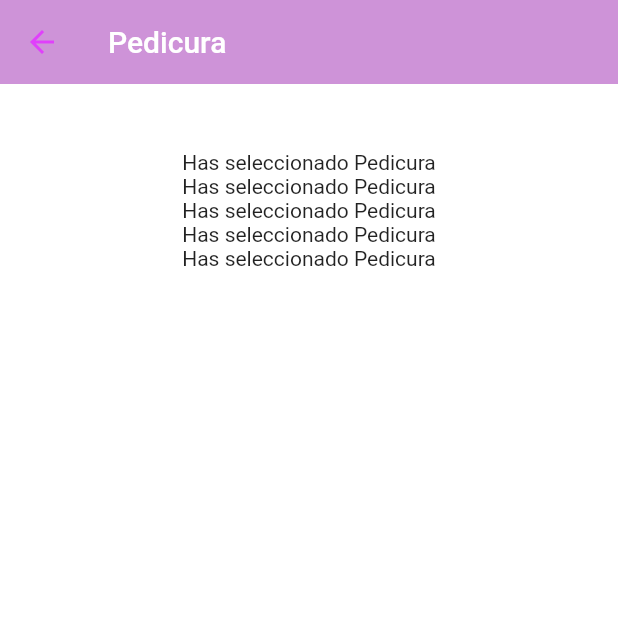
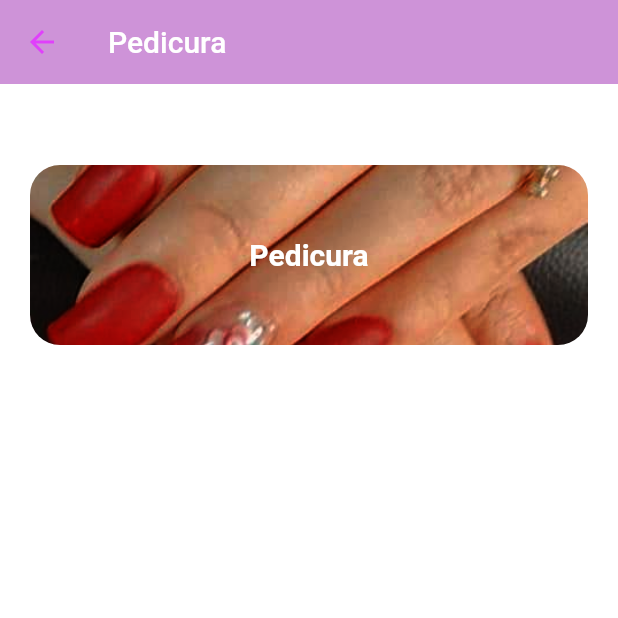
Before and after one commit to ronix1020/marsey_nails, a Flutter app: the InicioPage screen opened directly, after a tap on "Pedicura", on a phone screen of 412 x 824 dp, the top half of it. Run offline on Flutter 3.47's test engine with Material 2 defaults, Android fonts, the phone set to English and light mode, and no system bars.

Commit message:
Widget para generar tarjetas

```diff
--- a/lib/pages/categoria_page.dart
+++ b/lib/pages/categoria_page.dart
@@ -1,10 +1,14 @@
 import 'package:flutter/material.dart';
 import 'package:flutter/rendering.dart';
+import 'package:marsey_nails/widgets/card_generator_widget.dart';
 
 class CategoriaPage extends StatelessWidget {
   final String categoria;
 
   CategoriaPage(this.categoria);
+
+  //TO DO: debe hacerse una funcion para poder seleccionar la categoria de fotos
+  //Una
 
   @override
   Widget build(BuildContext context) {
@@ -17,11 +21,7 @@ class CategoriaPage extends StatelessWidget {
             child: Column(
               children: [
                 Container(height: 100.0,),
-                Text('Has seleccionado $categoria'),
-                Text('Has seleccionado $categoria'),
-                Text('Has seleccionado $categoria'),
-                Text('Has seleccionado $categoria'),
-                Text('Has seleccionado $categoria'),
+                WidgetCard(imagen: 'acrilicas', texto: categoria ,colorText: Colors.white,)
               ],
             ),
           ),
--- /dev/null
+++ b/lib/widgets/card_generator_widget.dart
@@ -0,0 +1,34 @@
+import 'package:flutter/material.dart';
+
+class WidgetCard extends StatelessWidget {
+  const WidgetCard({@required this.texto, @required this.imagen, this.colorText});
+
+  final String texto, imagen;
+  final Color colorText;
+
+  @override
+  Widget build(BuildContext context) {
+    return Container(
+        height: 120.0,
+        margin: EdgeInsets.symmetric(horizontal: 20.0, vertical: 10.0),
+        decoration: BoxDecoration(
+          borderRadius: BorderRadius.circular(20.0),
+          image: DecorationImage(
+            colorFilter: ColorFilter.mode(Colors.black, BlendMode.softLight),
+            image: AssetImage("assets/images/$imagen.jpeg"),
+            fit: BoxFit.cover,
+          ),
+        ),
+        child: Row(
+          mainAxisAlignment: MainAxisAlignment.center,
+          children: <Widget>[
+            Text(texto,
+                style: TextStyle(
+                    color: colorText,
+                    fontSize: 20.0,
+                    fontWeight: FontWeight.bold)),
+          ],
+        ),
+      );
+  }
+}
--- a/lib/widgets/card_widget.dart
+++ b/lib/widgets/card_widget.dart
@@ -1,9 +1,9 @@
 import 'dart:ui';
 
 import 'package:flutter/material.dart';
+import 'package:marsey_nails/widgets/card_generator_widget.dart';
 
 class CardWidget extends StatelessWidget {
-  final Color _textMoradoFuerte = Color.fromRGBO(136, 97, 214, 1);
   final Color _textBlanco = Colors.white;
 
   @override
@@ -39,28 +39,7 @@ class CardWidget extends StatelessWidget {
         Navigator.pushNamed(context, 'categoria',
             arguments: nombre);
       },
-      child: Container(
-        height: 120.0,
-        margin: EdgeInsets.symmetric(horizontal: 20.0, vertical: 10.0),
-        decoration: BoxDecoration(
-          borderRadius: BorderRadius.circular(20.0),
-          image: DecorationImage(
-            colorFilter: ColorFilter.mode(Colors.black, BlendMode.softLight),
-            image: AssetImage("assets/images/$imagen.jpeg"),
-            fit: BoxFit.cover,
-          ),
-        ),
-        child: Row(
-          mainAxisAlignment: MainAxisAlignment.center,
-          children: <Widget>[
-            Text(nombre,
-                style: TextStyle(
-                    color: _textBlanco,
-                    fontSize: 20.0,
-                    fontWeight: FontWeight.bold)),
-          ],
-        ),
-      ),
+      child: WidgetCard(texto: nombre, imagen: imagen, colorText: _textBlanco),
     );
   }
 }
```
